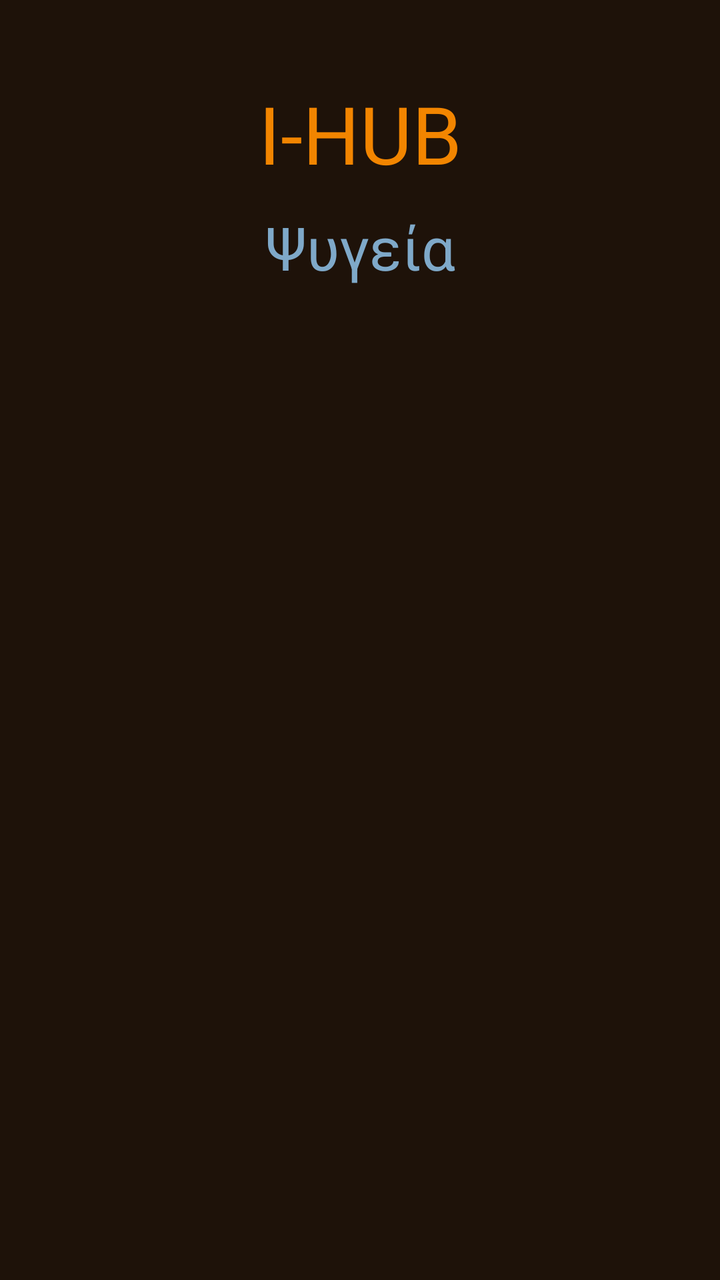
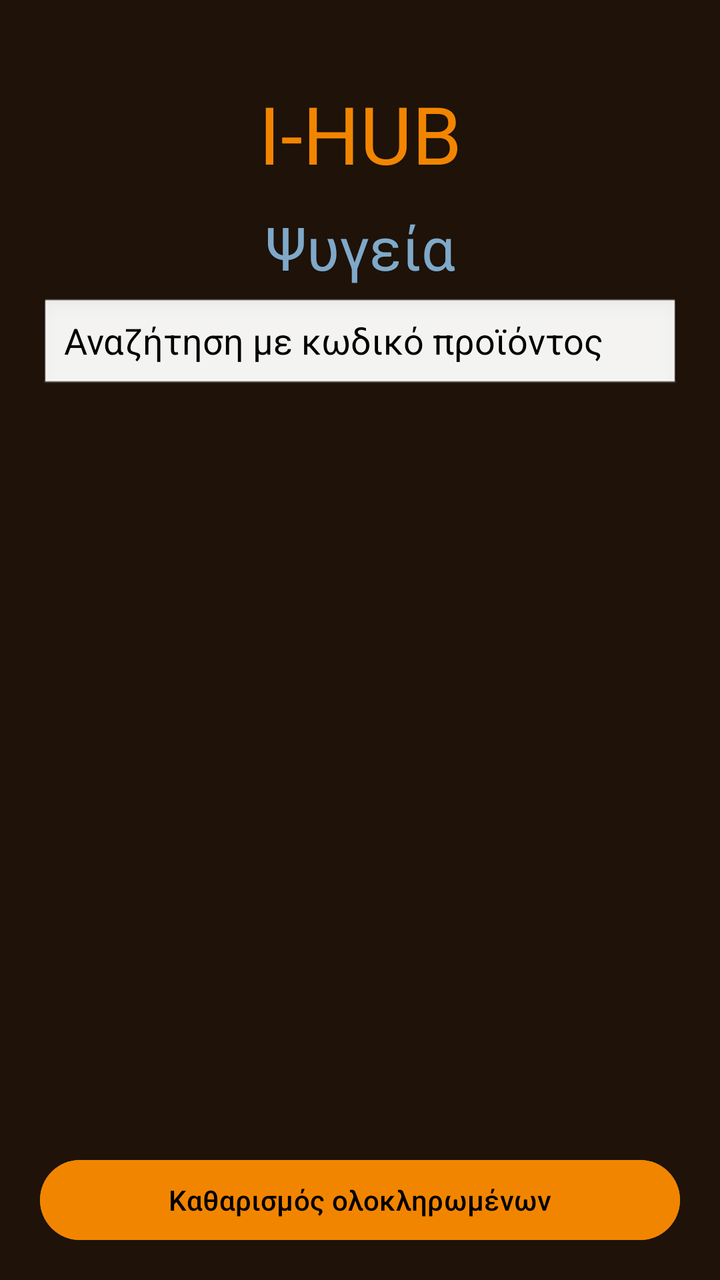

An Android layout rendered at two revisions. The XML below is the earlier revision; the diff shows what the commit changed to produce the second picture.
<!-- AndroidManifest.xml: application theme Theme.IHUB -->
<!-- res/layout/fridge.xml -->
<?xml version="1.0" encoding="utf-8"?>
<androidx.constraintlayout.widget.ConstraintLayout xmlns:android="http://schemas.android.com/apk/res/android"
    android:layout_width="match_parent"
    android:layout_height="match_parent"
    xmlns:app="http://schemas.android.com/apk/res-auto"
    android:background="@color/brown">


    <TextView
        android:id="@+id/titleText"
        android:layout_width="wrap_content"
        android:layout_height="wrap_content"
        android:text="I-HUB"
        android:textColor="@color/orange"
        app:layout_constraintEnd_toEndOf="parent"
        app:layout_constraintStart_toStartOf="parent"
        app:layout_constraintTop_toTopOf="parent"
        android:textSize="40sp"
        android:layout_marginTop="40sp"/>
    <TextView
        android:layout_width="wrap_content"
        android:layout_height="wrap_content"
        android:text="Ψυγεία"
        android:textSize="30sp"
        android:textColor="@color/stealblue"
        app:layout_constraintTop_toBottomOf="@+id/titleText"
        app:layout_constraintStart_toStartOf="parent"
        app:layout_constraintEnd_toEndOf="parent"
        android:layout_marginTop="10dp"/>


</androidx.constraintlayout.widget.ConstraintLayout>
<!-- resources referenced by this layout -->
<resources>
  <color name="brown">#1E1209</color>
  <color name="orange">#F28500</color>
  <color name="stealblue">#7FA9C9</color>
  <style name="Theme.IHUB" parent="Base.Theme.IHUB" />
  <style name="Base.Theme.IHUB" parent="Theme.Material3.DayNight.NoActionBar">
          
          
      </style>
</resources>

<!-- the commit's change to res/layout/fridge.xml (unified diff, before → after) -->
@@ -18,6 +18,7 @@
         android:textSize="40sp"
         android:layout_marginTop="40sp"/>
     <TextView
+        android:id="@+id/fridgeTitle"
         android:layout_width="wrap_content"
         android:layout_height="wrap_content"
         android:text="Ψυγεία"
@@ -28,5 +29,60 @@
         app:layout_constraintEnd_toEndOf="parent"
         android:layout_marginTop="10dp"/>
 
+    <EditText
+        android:id="@+id/fridgeSearch"
+        android:layout_width="0dp"
+        android:layout_height="48dp"
+        android:hint="Αναζήτηση με κωδικό προϊόντος"
+        android:inputType="number"
+        android:singleLine="true"
+        android:paddingStart="12dp"
+        android:paddingEnd="12dp"
+        android:background="@android:drawable/edit_text"
+        android:textColor="@color/black"
+        android:textColorHint="@color/black"
+        android:layout_marginStart="20dp"
+        android:layout_marginEnd="20dp"
+        android:layout_marginTop="5dp"
+        app:layout_constraintTop_toBottomOf="@id/fridgeTitle"
+        app:layout_constraintStart_toStartOf="parent"
+        app:layout_constraintEnd_toEndOf="parent" />
+
+    <ScrollView
+        android:id="@+id/fridgeRequestScroll"
+        android:layout_width="0dp"
+        android:layout_height="0dp"
+        android:fillViewport="true"
+        app:layout_constraintTop_toBottomOf="@id/fridgeSearch"
+        app:layout_constraintBottom_toTopOf="@+id/clearCompletedButton"
+        app:layout_constraintStart_toStartOf="parent"
+        app:layout_constraintEnd_toEndOf="parent">
+
+        <LinearLayout
+            android:id="@+id/fridgeRequestList"
+            android:layout_width="match_parent"
+            android:layout_height="wrap_content"
+            android:orientation="vertical"
+            android:padding="12dp" />
+
+    </ScrollView>
+
+    <Button
+        android:id="@+id/clearCompletedButton"
+        android:layout_width="0dp"
+        android:layout_height="wrap_content"
+        android:text="Καθαρισμός ολοκληρωμένων"
+        android:textColor="@color/black"
+        android:backgroundTint="@color/orange"
+        android:layout_marginStart="20dp"
+        android:layout_marginEnd="20dp"
+        android:layout_marginBottom="16dp"
+        app:layout_constraintBottom_toBottomOf="parent"
+        app:layout_constraintStart_toStartOf="parent"
+        app:layout_constraintEnd_toEndOf="parent" />
+
+
+
+
 
 </androidx.constraintlayout.widget.ConstraintLayout>
<!-- resource entries referenced after the edit -->
@@ -1,5 +1,6 @@
 <!-- resources referenced by this layout -->
 <resources>
+  <color name="black">#FF000000</color>
   <color name="brown">#1E1209</color>
   <color name="orange">#F28500</color>
   <color name="stealblue">#7FA9C9</color>
